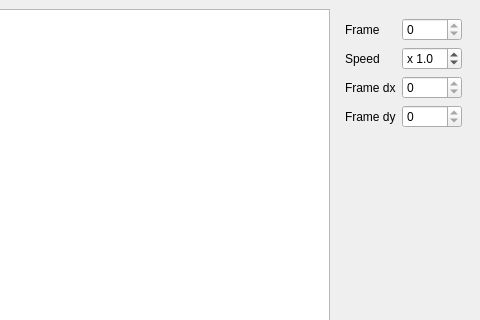
Above: src/editor.ui from Kracav4ik/jnb-sfml before the change; both pictures show x 408 to 888 and y 0 to 320 of the 888 by 504 pixel window. Below: the same form after it.
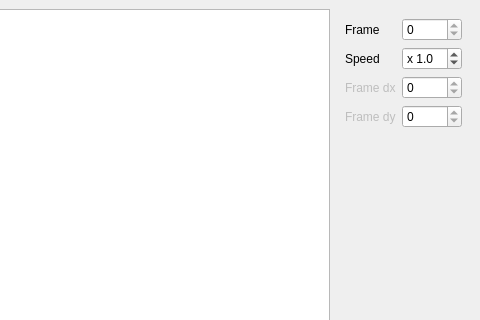
That is the form after the change.

Commit message: Animation fully working

Patch:
```diff
--- a/src/editor.ui
+++ b/src/editor.ui
@@ -114,6 +114,9 @@
        </item>
        <item row="2" column="0">
         <widget class="QLabel" name="label_3">
+         <property name="enabled">
+          <bool>false</bool>
+         </property>
          <property name="text">
           <string>Frame dx</string>
          </property>
@@ -121,6 +124,9 @@
        </item>
        <item row="3" column="0">
         <widget class="QLabel" name="label_4">
+         <property name="enabled">
+          <bool>false</bool>
+         </property>
          <property name="text">
           <string>Frame dy</string>
          </property>
```
The commit also changes 2 other files.
